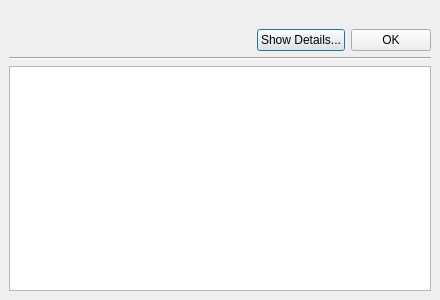
Before: the Qt Designer form src/pythonGui/karabogui/dialogs/messagebox.ui in European-XFEL/Karabo, drawn with Qt 5.
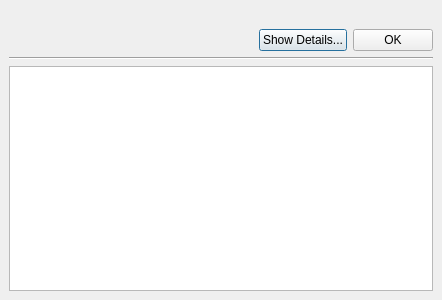
After: the same form once the commit is applied.

Commit message: GUI: Enable copying of messagebox text

```diff
--- a/src/pythonGui/karabogui/dialogs/messagebox.ui
+++ b/src/pythonGui/karabogui/dialogs/messagebox.ui
@@ -6,7 +6,7 @@
    <rect>
     <x>0</x>
     <y>0</y>
-    <width>400</width>
+    <width>442</width>
     <height>300</height>
    </rect>
   </property>
```
Left out of the diff: 3 changed lines with no effect on the pictures. The commit also changes 1 other file.
